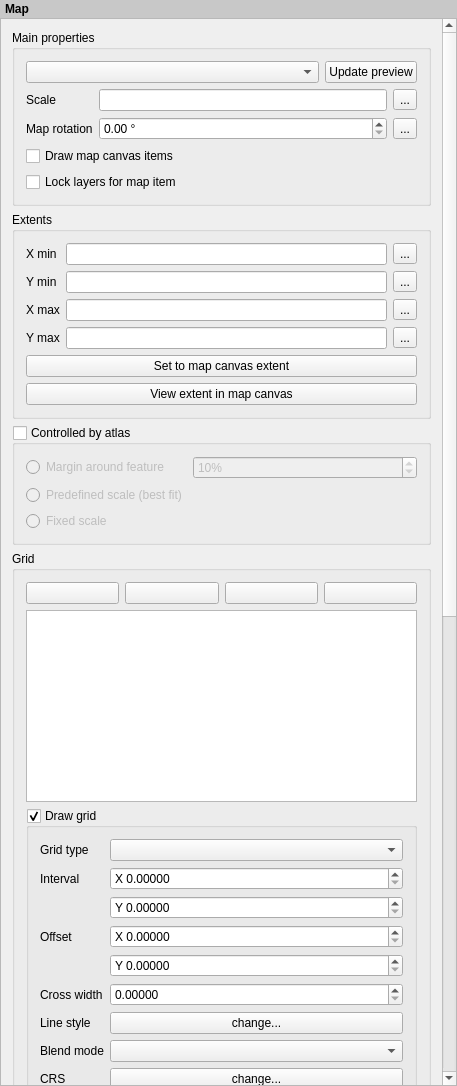
Before: the Qt Designer form src/ui/qgscomposermapwidgetbase.ui in qgis/QGIS, drawn with Qt 5.
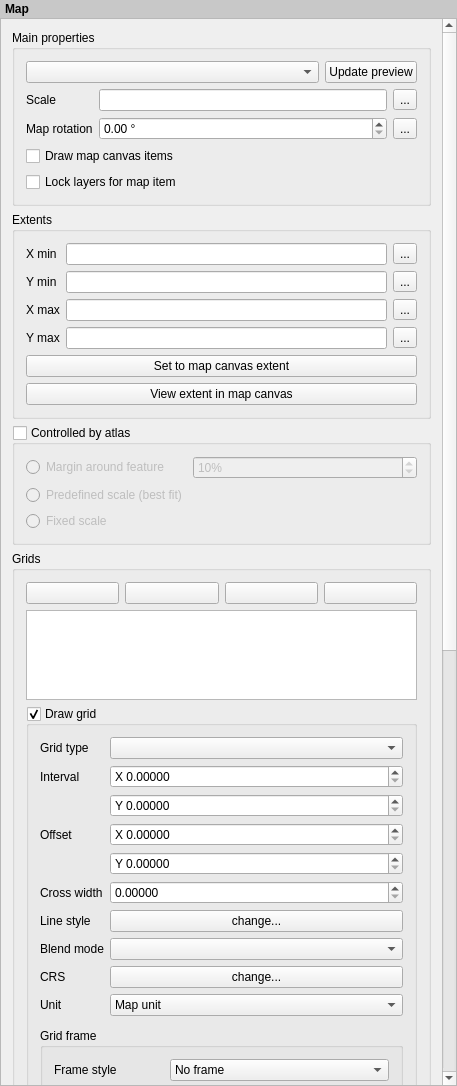
After: the same form once the commit is applied. Icons and pictures are not drawn. Custom widgets are drawn as their Qt base class.

Commit message: [composer] Reduce height of map grid list (fix #10881)

Diff of the .ui file:
```diff
--- a/src/ui/qgscomposermapwidgetbase.ui
+++ b/src/ui/qgscomposermapwidgetbase.ui
@@ -54,9 +54,9 @@
       <property name="geometry">
        <rect>
         <x>0</x>
-        <y>-629</y>
+        <y>-387</y>
         <width>439</width>
-        <height>2058</height>
+        <height>1944</height>
        </rect>
       </property>
       <property name="sizePolicy">
@@ -391,7 +391,7 @@
        <item>
         <widget class="QgsCollapsibleGroupBoxBasic" name="mGridGroupBox">
          <property name="title">
-          <string>Grid</string>
+          <string>Grids</string>
          </property>
          <property name="collapsed" stdset="0">
           <bool>true</bool>
@@ -445,7 +445,7 @@
             </item>
            </layout>
           </item>
-          <item row="1" column="0">
+          <item>
            <widget class="QListWidget" name="mGridListWidget">
             <property name="sizePolicy">
              <sizepolicy hsizetype="Expanding" vsizetype="Expanding">
@@ -453,9 +453,15 @@
               <verstretch>0</verstretch>
              </sizepolicy>
             </property>
+            <property name="maximumSize">
+             <size>
+              <width>16777215</width>
+              <height>90</height>
+             </size>
+            </property>
            </widget>
           </item>
-          <item row="2" column="0">
+          <item>
            <widget class="QGroupBox" name="mGridCheckBox">
             <property name="title">
              <string>Draw grid</string>
@@ -597,7 +603,7 @@
                  </property>
                 </widget>
                </item>
-               <item row="5" column="0">
+               <item row="4" column="0">
                 <widget class="QLabel" name="mLineStyleLabel_2">
                  <property name="text">
                   <string>Line style</string>
@@ -607,35 +613,45 @@
                  </property>
                 </widget>
                </item>
-               <item row="5" column="1">
+               <item row="4" column="1">
                 <widget class="QPushButton" name="mGridLineStyleButton">
                  <property name="text">
                   <string>change...</string>
                  </property>
                 </widget>
                </item>
-               <item row="8" column="0">
+               <item row="5" column="0">
+                <widget class="QLabel" name="mGridBlendLabel">
+                 <property name="text">
+                  <string>Blend mode</string>
+                 </property>
+                </widget>
+               </item>
+               <item row="5" column="1">
+                <widget class="QgsBlendModeComboBox" name="mGridBlendComboBox"/>
+               </item>
+               <item row="6" column="0">
                 <widget class="QLabel" name="mMapGridCRSLabel">
                  <property name="text">
                   <string>CRS</string>
                  </property>
                 </widget>
                </item>
-               <item row="8" column="1">
+               <item row="6" column="1">
                 <widget class="QPushButton" name="mMapGridCRSButton">
                  <property name="text">
                   <string>change...</string>
                  </property>
                 </widget>
                </item>
-               <item row="9" column="0">
+               <item row="7" column="0">
                 <widget class="QLabel" name="mMapGridUnitLabel">
                  <property name="text">
                   <string>Unit</string>
                  </property>
                 </widget>
                </item>
-               <item row="9" column="1">
+               <item row="7" column="1">
                 <widget class="QComboBox" name="mMapGridUnitComboBox">
                  <item>
                   <property name="text">
@@ -654,16 +670,6 @@
                  </item>
                 </widget>
                </item>
-               <item row="7" column="1">
-                <widget class="QgsBlendModeComboBox" name="mGridBlendComboBox"/>
-               </item>
-               <item row="7" column="0">
-                <widget class="QLabel" name="mGridBlendLabel">
-                 <property name="text">
-                  <string>Blend mode</string>
-                 </property>
-                </widget>
-               </item>
               </layout>
              </item>
              <item>
```
Left out of the diff: 177 changed lines with no effect on the pictures.
